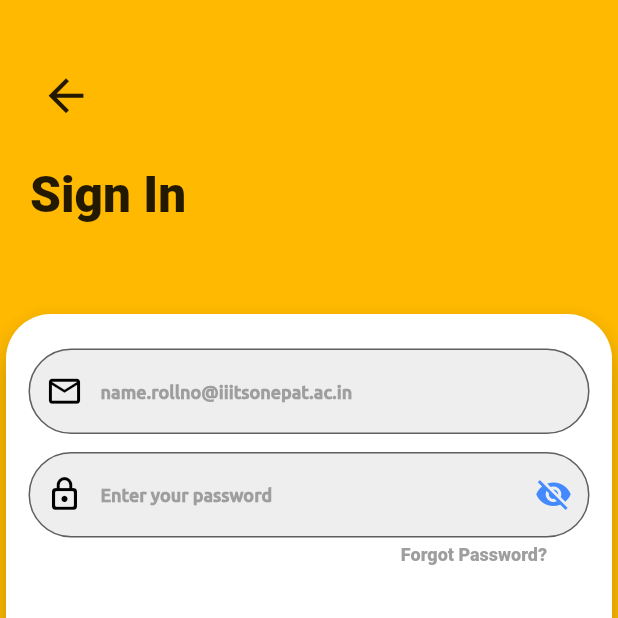
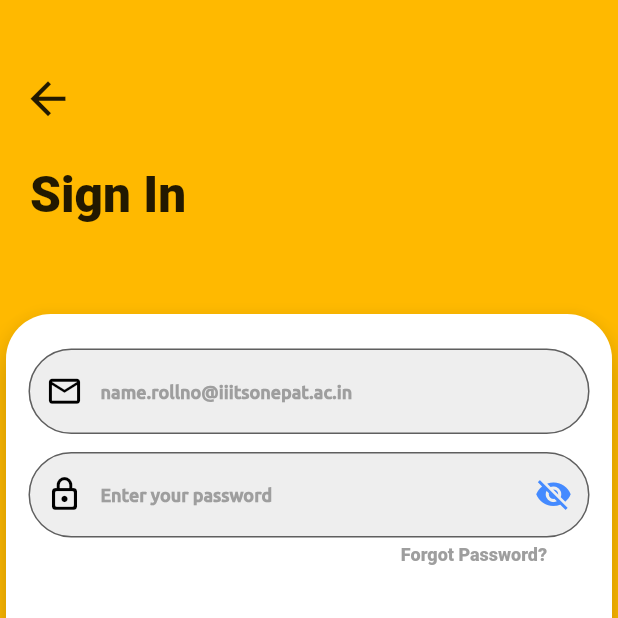
Before and after one commit to therealansh/iiit_sonepat_app, a Flutter app: the screen it shows after launch, after a tap on "Sign In", on a phone screen of 412 x 824 dp, the top half of it. Run offline on Flutter 3.47's test engine with Material 2 defaults, Android fonts, the phone set to English and light mode, and no system bars; our stand-ins replace backdrop, cloud_firestore, firebase_core; accounts and stored records are empty.

Commit message:
Made few changes in naming and state.

```diff
--- a/lib/main.dart
+++ b/lib/main.dart
@@ -3,9 +3,8 @@ import 'package:flutter/material.dart';
 
 import 'package:iiit_sonepat_stable/constants/routes.dart';
 import 'package:iiit_sonepat_stable/ui/Auth/SignUp.dart';
-import 'Login_Page/Second_Page.dart';
-import 'Login_Page/custom_splash.dart';
-
+import 'package:iiit_sonepat_stable/ui/Login_Page/Landing.dart';
+import 'package:iiit_sonepat_stable/ui/Login_Page/SplashScreen.dart';
 
 void main() async {
   Function duringSplash = () {
@@ -19,24 +18,25 @@ void main() async {
       return 2;
   };
 
-  Map<int, Widget> op = {1: second(), 2: second()};
+  Map<int, Widget> op = {1: Landing(), 2: Landing()};
   // WidgetsFlutterBinding.ensureInitialized();
   // await Firebase.initializeApp();
-  runApp(MaterialApp(
+  runApp(
+    MaterialApp(
       home: CustomSplash(
         imagePath: 'assets/images/IIIT Sonepat Logo.png',
         backGroundColor: Colors.white,
         // backGroundColor: Color(0xfffc6042),
         animationEffect: 'zoom-in',
         logoSize: 200,
-      home: second(),
+        home: Landing(),
         customFunction: duringSplash,
         duration: 4000,
         type: CustomSplashType.StaticDuration,
         outputAndHome: op,
       ),
-  ),);
-
+    ),
+  );
 }
 
 final ThemeData _appTheme = _buildAppTheme();
--- a/lib/Login_Page/Third_Page.dart
+++ b/lib/ui/Login_Page/Auth.dart
@@ -1,18 +1,27 @@
 import 'package:flutter/material.dart';
-import 'package:iiit_sonepat_stable/Login_Page/Second_Page.dart';
+import 'package:iiit_sonepat_stable/ui/Login_Page/Landing.dart';
 import 'package:iiit_sonepat_stable/main.dart';
 import 'package:iiit_sonepat_stable/ui/Home/homepage.dart';
 
+import 'AuthTextField.dart';
+import 'FogetPasswordPage.dart';
 
-import 'TextField.dart';
-import 'forget_password.dart';
+class Auth extends StatefulWidget {
+  @override
+  _AuthState createState() => _AuthState();
+}
 
-class third extends StatelessWidget {
+class _AuthState extends State<Auth> {
   final _scaffoldKey = GlobalKey<ScaffoldState>();
+
   final TextEditingController emailController = new TextEditingController();
+
   final TextEditingController passwordController = new TextEditingController();
+
   final TextEditingController phoneController = new TextEditingController();
+
   final TextEditingController nameController = new TextEditingController();
+
   final TextEditingController rollController = new TextEditingController();
 
   @override
@@ -28,18 +37,21 @@ class third extends StatelessWidget {
             //     children: <Widget>[
             Padding(
               padding: const EdgeInsets.only(top: 40.0),
-              child: FlatButton(
+              child: TextButton(
+                style: ButtonStyle(
+                  elevation: MaterialStateProperty.all(0.0),
+                  foregroundColor: MaterialStateProperty.all(Colors.black12),
+                ),
                 child: Icon(
                   Icons.arrow_back,
                   color: Colors.black87,
                   size: 35,
                 ),
-                color: Color(0xFFFFB900),
                 onPressed: () {
                   Navigator.push(
                     context,
                     MaterialPageRoute(
-                      builder: (context) => second(),
+                      builder: (context) => Landing(),
                     ),
                   );
                 },
@@ -142,7 +154,7 @@ class third extends StatelessWidget {
                                             context,
                                             MaterialPageRoute(
                                               builder: (context) =>
-                                                  Forget_Password(
+                                                  ForgetPassword(
                                                 rollController,
                                                 phoneController,
                                                 nameController,
@@ -167,12 +179,10 @@ class third extends StatelessWidget {
                                           ),
                                           shape: RoundedRectangleBorder(
                                             borderRadius:
-                                                new BorderRadius.circular(
-                                                    30.0),
+                                                new BorderRadius.circular(30.0),
                                           ),
                                           onPressed: () {
-                                            if (emailController
-                                                    .text.isEmpty ||
+                                            if (emailController.text.isEmpty ||
                                                 passwordController
                                                     .text.isEmpty) {
                                               showDialog(
@@ -190,18 +200,15 @@ class third extends StatelessWidget {
                                                     // TextEditingController.
                                                     content: Padding(
                                                       padding:
-                                                          const EdgeInsets
-                                                                  .only(
+                                                          const EdgeInsets.only(
                                                               left: 45.0),
                                                       child: Text(
                                                         "Fill the Required Fields",
                                                         style: TextStyle(
                                                             fontSize: 15.0,
                                                             fontWeight:
-                                                                FontWeight
-                                                                    .w900,
-                                                            color:
-                                                                Colors.black,
+                                                                FontWeight.w900,
+                                                            color: Colors.black,
                                                             fontFamily:
                                                                 "Ubuntu"),
                                                       ),
@@ -223,8 +230,7 @@ class third extends StatelessWidget {
                                                             style: TextStyle(
                                                                 color: Colors
                                                                     .black,
-                                                                fontSize:
-                                                                    15.0,
+                                                                fontSize: 15.0,
                                                                 fontWeight:
                                                                     FontWeight
                                                                         .bold),
@@ -254,9 +260,8 @@ class third extends StatelessWidget {
                                               Navigator.push(
                                                 context,
                                                 MaterialPageRoute(
-                                                  builder: (context) =>
-                                                      HomePage()
-                                                ),
+                                                    builder: (context) =>
+                                                        HomePage()),
                                               );
                                           }),
                                     ),
--- a/lib/Login_Page/Second_Page.dart
+++ b/lib/ui/Login_Page/Landing.dart
@@ -1,7 +1,12 @@
 import 'package:flutter/material.dart';
-import 'package:iiit_sonepat_stable/Login_Page/Third_Page.dart';
+import 'package:iiit_sonepat_stable/ui/Login_Page/Auth.dart';
 
-class second extends StatelessWidget {
+class Landing extends StatefulWidget {
+  @override
+  _LandingState createState() => _LandingState();
+}
+
+class _LandingState extends State<Landing> {
   @override
   Widget build(BuildContext context) {
     return Scaffold(
@@ -72,7 +77,7 @@ class second extends StatelessWidget {
                                       Navigator.push(
                                         context,
                                         MaterialPageRoute(
-                                          builder: (context) => third(),
+                                          builder: (context) => Auth(),
                                         ),
                                       );
                                     }),
```
Also changed, not shown: lib/ui/Login_Page/FogetPasswordPage.dart (renamed from lib/Login_Page/forget_password.dart, +18 -32 lines), lib/ui/Login_Page/SplashScreen.dart (renamed from lib/Login_Page/custom_splash.dart, +6 -1 lines), lib/ui/Login_Page/AuthTextField.dart (renamed from lib/Login_Page/TextField.dart). Lines whose indentation alone changed are shown as unchanged.
